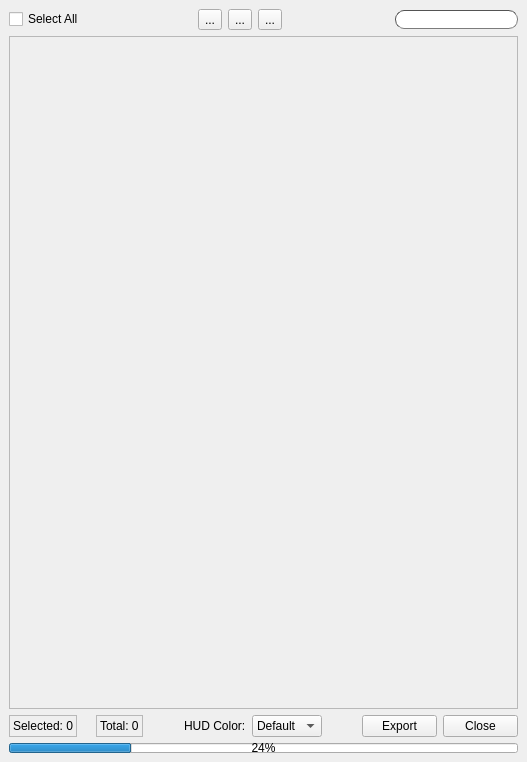
First picture: the form in ui/submitter.ui, repository iceanimations/shot_subm_use_multishot, before the edit.
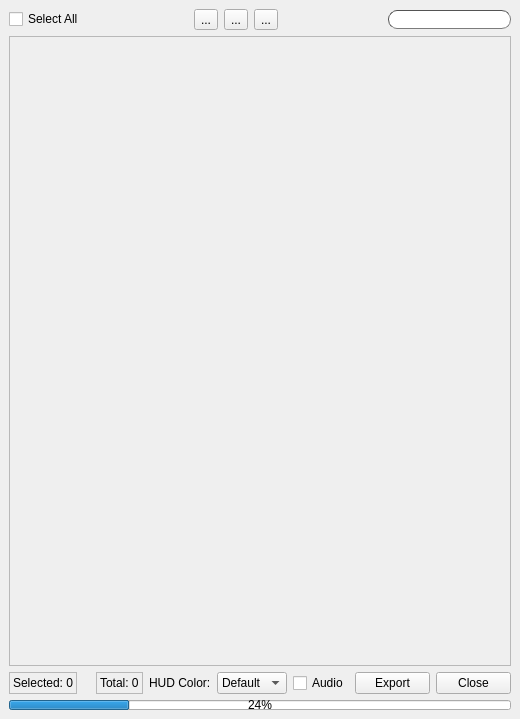
Second picture: the form after the edit.

Commit message: audio feature added for playblast and cache export feature added for sets

What changed in the file:
```diff
--- a/ui/submitter.ui
+++ b/ui/submitter.ui
@@ -6,8 +6,8 @@
    <rect>
     <x>0</x>
     <y>0</y>
-    <width>527</width>
-    <height>762</height>
+    <width>451</width>
+    <height>719</height>
    </rect>
   </property>
   <property name="windowTitle">
@@ -110,8 +110,8 @@
         <rect>
          <x>0</x>
          <y>0</y>
-         <width>507</width>
-         <height>667</height>
+         <width>431</width>
+         <height>624</height>
         </rect>
        </property>
        <layout class="QVBoxLayout" name="verticalLayout_4">
@@ -232,6 +232,13 @@
         </property>
        </spacer>
       </item>
+      <item>
+       <widget class="QCheckBox" name="audioButton">
+        <property name="text">
+         <string>Audio</string>
+        </property>
+       </widget>
+      </item>
       <item>
        <widget class="QPushButton" name="exportButton">
         <property name="minimumSize">
```
The commit also changes 5 other files.
